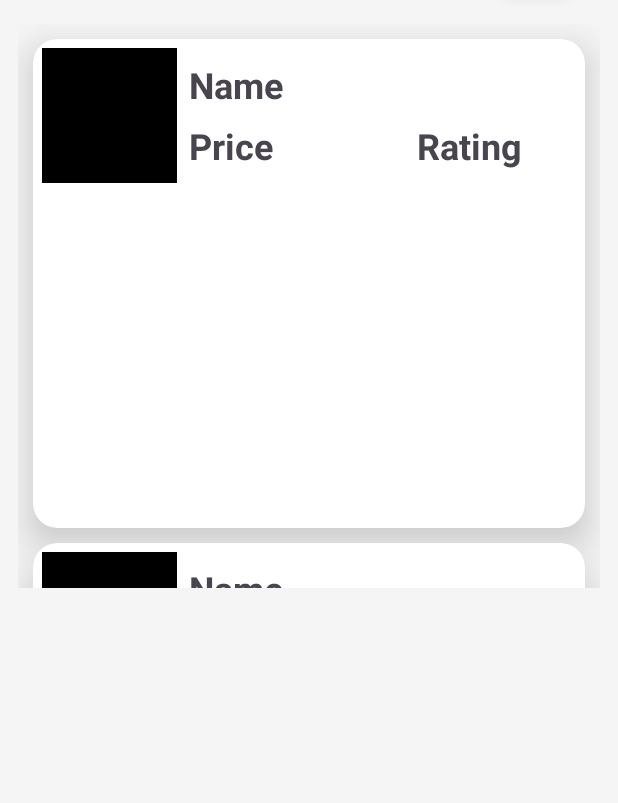
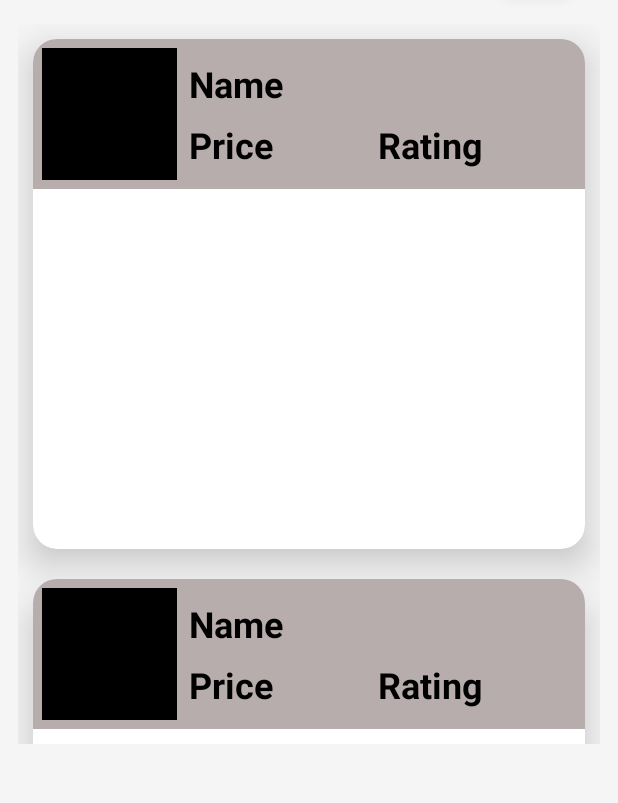
Before and after one commit to koraish3438/Retrofit, an Android app: the layout activity_product.xml on its own in the app's theme, with its tools: preview values and no code run, on a phone screen of 412 x 824 dp, the part 150-953 px from its top. Run offline under Robolectric (Android 15) with nearby library versions, the phone set to English and light mode, and no system bars.

Commit message:
Ready Project

```diff
--- a/app/src/main/res/layout/activity_product.xml
+++ b/app/src/main/res/layout/activity_product.xml
@@ -42,7 +42,7 @@
         android:layout_width="match_parent"
         android:layout_height="0dp"
         android:layout_marginTop="20dp"
-        android:paddingBottom="40dp"
+        android:paddingBottom="120dp"
         android:clipToPadding="false"
         tools:listitem="@layout/product_item_list"
         app:layout_constraintEnd_toEndOf="parent"
--- a/app/src/main/res/layout/product_item_list.xml
+++ b/app/src/main/res/layout/product_item_list.xml
@@ -6,13 +6,14 @@
     xmlns:app="http://schemas.android.com/apk/res-auto"
     app:cardElevation="15dp"
     app:cardCornerRadius="16dp"
-    android:layout_marginTop="10dp"
+    android:layout_marginVertical="10dp"
     android:layout_marginHorizontal="10dp"
     android:id="@+id/topCard">
 
     <androidx.constraintlayout.widget.ConstraintLayout
         android:layout_width="match_parent"
-        android:layout_height="wrap_content"
+        android:layout_height="100dp"
+        android:background="@color/grey"
         android:padding="6dp">
 
         <ImageView
@@ -25,14 +26,18 @@
             app:layout_constraintTop_toTopOf="parent" />
 
         <TextView
-            android:id="@+id/productNmae"
+            android:id="@+id/productName"
             android:layout_width="0dp"
             android:layout_height="wrap_content"
             android:layout_marginHorizontal="8dp"
             android:layout_marginTop="8dp"
             android:text="Name"
+            android:textColor="@color/black"
             android:textSize="24sp"
             android:textStyle="bold"
+            android:ellipsize="end"
+            android:singleLine="true"
+            android:scrollHorizontally="false"
             app:layout_constraintEnd_toEndOf="parent"
             app:layout_constraintHorizontal_bias="0.0"
             app:layout_constraintStart_toEndOf="@+id/productImage"
@@ -45,20 +50,24 @@
             android:layout_marginHorizontal="8dp"
             android:layout_marginTop="8dp"
             android:text="Price"
+            android:textColor="@color/black"
             android:textSize="24sp"
             android:textStyle="bold"
             app:layout_constraintStart_toEndOf="@+id/productImage"
-            app:layout_constraintTop_toBottomOf="@+id/productNmae" />
+            app:layout_constraintTop_toBottomOf="@+id/productName" />
 
         <TextView
             android:id="@+id/productRating"
             android:layout_width="0dp"
             android:layout_height="wrap_content"
             android:layout_marginHorizontal="8dp"
-            android:layout_marginStart="96dp"
+            android:layout_marginStart="70dp"
             android:text="Rating"
+            android:textColor="@color/black"
             android:textSize="24sp"
             android:textStyle="bold"
+            app:layout_constraintEnd_toEndOf="parent"
+            app:layout_constraintHorizontal_bias="0.0"
             app:layout_constraintStart_toEndOf="@+id/productPrice"
             app:layout_constraintTop_toTopOf="@+id/productPrice" />
 
--- a/app/src/main/res/values/colors.xml
+++ b/app/src/main/res/values/colors.xml
@@ -4,7 +4,7 @@
     <color name="white">#FFFFFFFF</color>
     <color name="blue">#3F56E2</color>
     <color name="button_color">#6075ED</color>
-    <color name="grey">#544D4D</color>
+    <color name="grey">#B8ADAD</color>
     <color name="red">#D02C2C</color>
     <color name="light_gray">#F5F5F5</color>
 </resources>
```
Also changed, not shown: app/src/main/java/com/example/retrofit/ProductActivity.kt (+12 -12 lines), app/src/main/java/com/example/retrofit/ProductAdapter.kt (+18 -11 lines), app/src/main/java/com/example/retrofit/ProductModel.kt (+6 -1 lines), app/src/main/java/com/example/retrofit/ProductViewModel.kt (+13 -5 lines).
